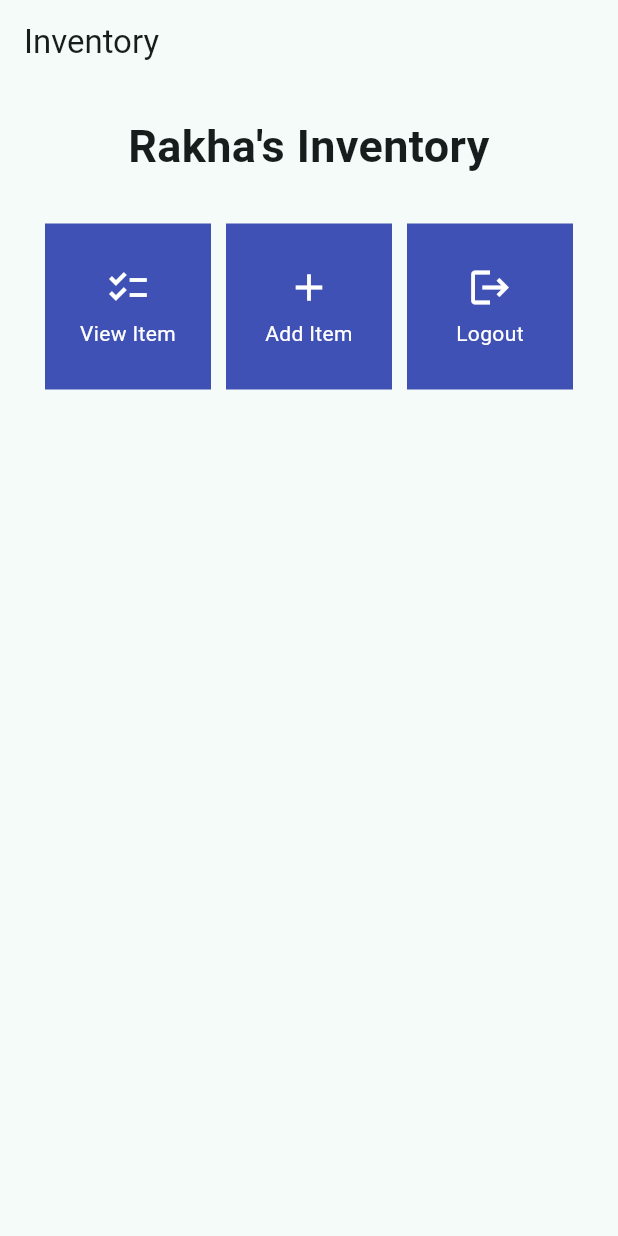
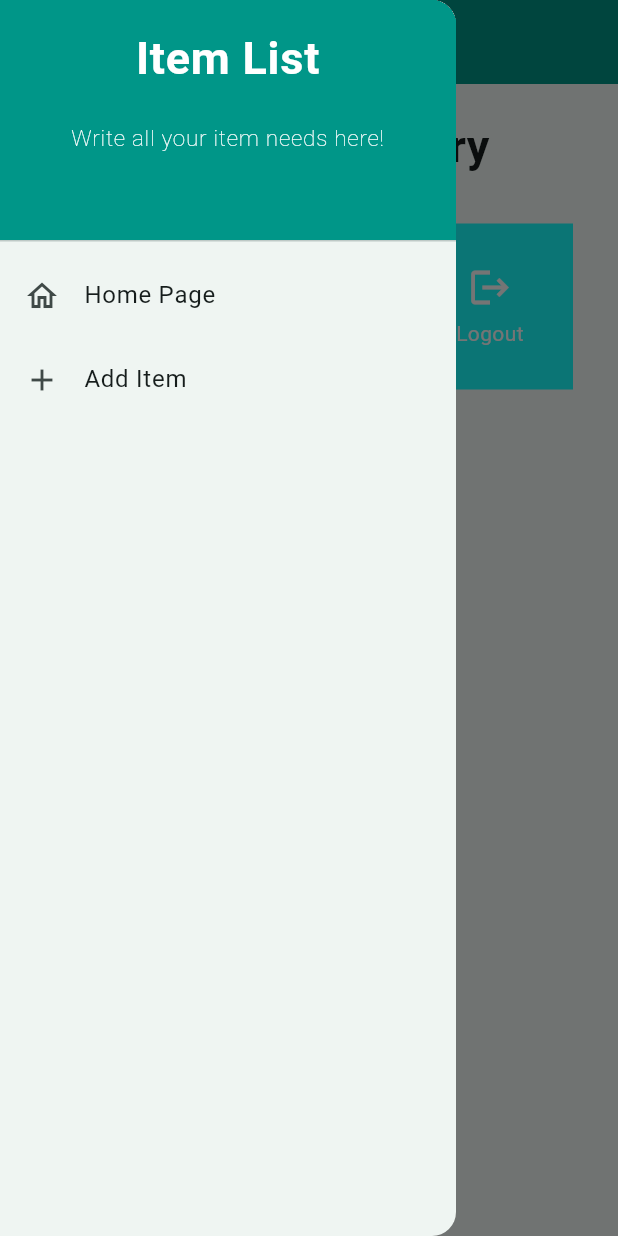
Before and after one commit to rakhafahimshahab/rakhas-inventory-mobile, a Flutter app: the screen it shows after launch, with the side drawer open (before the commit the screen has no drawer), on a phone screen of 412 x 824 dp. Run offline on Flutter 3.47's test engine with Material 2 defaults, Android fonts, the phone set to English and light mode, and no system bars.

Commit message:
Completed Assignment 8

```diff
--- a/lib/menu.dart
+++ /dev/null
@@ -1,120 +0,0 @@
-import 'package:flutter/material.dart';
-
-class MenuItem {
-  final String name;
-  final IconData icon;
-
-  MenuItem(this.name, this.icon);
-}
-
-class MyHomePage extends StatelessWidget {
-  MyHomePage({Key? key}) : super(key: key);
-
-  final List<MenuItem> items = [
-    MenuItem("View Item", Icons.checklist),
-    MenuItem("Add Item", Icons.add),
-    MenuItem("Logout", Icons.logout),
-  ];
-
-  // This widget is the home page of your application. It is stateful, meaning
-  // that it has a State object (defined below) that contains fields that affect
-  // how it looks.
-
-  // This class is the configuration for the state. It holds the values (in this
-  // case the title) provided by the parent (in this case the App widget) and
-  // used by the build method of the State. Fields in a Widget subclass are
-  // always marked "final".
-
-  @override
-  Widget build(BuildContext context) {
-    return Scaffold(
-      appBar: AppBar(
-        title: const Text(
-          'Inventory',
-        ),
-      ),
-      body: SingleChildScrollView(
-        // Scrolling wrapper widget
-        child: Padding(
-          padding: const EdgeInsets.all(10.0), // Set padding for the page
-          child: Column(
-            // Widget to display children vertically
-            children: <Widget>[
-              const Padding(
-                padding: EdgeInsets.only(top: 10.0, bottom: 10.0),
-                // Text widget to display text with center alignment and appropriate style
-                child: Text(
-                  "Rakha's Inventory", // Text indicating the shop name
-                  textAlign: TextAlign.center,
-                  style: TextStyle(
-                    fontSize: 30,
-                    fontWeight: FontWeight.bold,
-                  ),
-                ),
-              ),
-              // Grid layout
-              GridView.count(
-                // Container for our cards.
-                primary: true,
-                padding: const EdgeInsets.all(20),
-                crossAxisSpacing: 10,
-                mainAxisSpacing: 10,
-                crossAxisCount: 3,
-                shrinkWrap: true,
-                children: items.map((MenuItem item) {
-                  // Iteration for each item
-                  return MenuCard(item);
-                }).toList(),
-              ),
-            ],
-          ),
-        ),
-      ),
-    );
-  }
-}
-
-class MenuCard extends StatelessWidget {
-  final MenuItem item;
-
-  const MenuCard(this.item, {Key? key}); // Constructor
-
-  @override
-  Widget build(BuildContext context) {
-    return Material(
-      color: Colors.indigo,
-      child: InkWell(
-        // Responsive touch area
-        onTap: () {
-          // Show a SnackBar when clicked
-          ScaffoldMessenger.of(context)
-            ..hideCurrentSnackBar()
-            ..showSnackBar(SnackBar(
-                content: Text("You pressed the ${item.name} button!")));
-        },
-        child: Container(
-          // Container to hold Icon and Text
-          padding: const EdgeInsets.all(8),
-          child: Center(
-            child: Column(
-              mainAxisAlignment: MainAxisAlignment.center,
-              children: [
-                Icon(
-                  item.icon,
-                  color: Colors.white,
-                  size: 30.0,
-                ),
-                const Padding(padding: EdgeInsets.all(3)),
-                Text(
-                  item.name,
-                  textAlign: TextAlign.center,
-                  style: const TextStyle(color: Colors.white),
-                ),
-              ],
-            ),
-          ),
-        ),
-      ),
-    );
-  }
-}
--- /dev/null
+++ b/lib/screens/menu.dart
@@ -0,0 +1,64 @@
+import 'package:flutter/material.dart';
+import 'package:rakhas_inventory/widget/left_drawer.dart';
+import 'package:rakhas_inventory/widget/menu_card.dart';
+
+
+class MyHomePage extends StatelessWidget {
+  MyHomePage({Key? key}) : super(key: key);
+
+  final List<MenuItem> items = [
+    MenuItem("View Item", Icons.checklist, Colors.cyan),
+    MenuItem("Add Item", Icons.add,Colors.blueAccent),
+    MenuItem("Logout", Icons.logout,Colors.cyanAccent),
+  ];
+
+  @override
+  Widget build(BuildContext context) {
+    return Scaffold(
+      appBar: AppBar(
+        title: const Text(
+          'Inventory',
+        ),
+        backgroundColor: Colors.teal,
+        foregroundColor: Colors.white,
+      ),
+      drawer: const LeftDrawer(),
+      body: SingleChildScrollView(
+        // Scrolling wrapper widget
+        child: Padding(
+          padding: const EdgeInsets.all(10.0), // Set padding for the page
+          child: Column(
+            // Widget to display children vertically
+            children: <Widget>[
+              const Padding(
+                padding: EdgeInsets.only(top: 10.0, bottom: 10.0),
+                child: Text(
+                  "Rakha's Inventory", // Text indicating the shop name
+                  textAlign: TextAlign.center,
+                  style: TextStyle(
+                    fontSize: 30,
+                    fontWeight: FontWeight.bold,
+                  ),
+                ),
+              ),
+              // Grid layout
+              GridView.count(
+                // Container for our cards.
+                primary: true,
+                padding: const EdgeInsets.all(20),
+                crossAxisSpacing: 10,
+                mainAxisSpacing: 10,
+                crossAxisCount: 3,
+                shrinkWrap: true,
+                children: items.map((MenuItem item) {
+                  // Iteration for each item
+                  return MenuCard(item);
+                }).toList(),
+              ),
+            ],
+          ),
+        ),
+      ),
+    );
+  }
+}
--- /dev/null
+++ b/lib/widget/left_drawer.dart
@@ -0,0 +1,70 @@
+import 'package:flutter/material.dart';
+import 'package:rakhas_inventory/screens/menu.dart';
+import 'package:rakhas_inventory/screens/item_form.dart';
+
+class LeftDrawer extends StatelessWidget {
+  const LeftDrawer({super.key});
+
+  @override
+  Widget build(BuildContext context) {
+    return Drawer(
+      child: ListView(
+        children: [
+          const DrawerHeader(
+            decoration: BoxDecoration(
+              color: Colors.teal,
+            ),
+            child: Column(
+              children: [
+                Text(
+                  'Item List',
+                  textAlign: TextAlign.center,
+                  style: TextStyle(
+                    fontSize: 30,
+                    fontWeight: FontWeight.bold,
+                    color: Colors.white,
+                  ),
+                ),
+                Padding(padding: EdgeInsets.all(10)),
+                Text("Write all your item needs here!",
+                  style: TextStyle(
+                    fontSize: 15,
+                    color: Colors.white,
+                    fontWeight: FontWeight.w100,
+                  ),
+                  textAlign: TextAlign.center,
+                ),
+              ],
+            ),
+          ),
+          ListTile(
+            leading: const Icon(Icons.home_outlined),
+            title: const Text('Home Page'),
+            // redirect to MyHomePage
+            onTap: () {
+              Navigator.pushReplacement(
+                  context,
+                  MaterialPageRoute(
+                    builder: (context) => MyHomePage(),
+                  ));
+            },
+          ),
+          ListTile(
+            leading: const Icon(Icons.add),
+            title: const Text('Add Item'),
+            // redirect to ShopFormPage
+            onTap: () {
+              /*
+    TODO: Create routing to ShopFormPage here
+    */
+              Navigator.pushReplacement(
+                  context,
+                  MaterialPageRoute(builder: (context) => ItemFormPage())
+              );
+            },
+          ),
+        ],
+      ),
+    );
+  }
+}
--- /dev/null
+++ b/lib/widget/menu_card.dart
@@ -0,0 +1,64 @@
+import 'package:flutter/material.dart';
+import 'package:rakhas_inventory/screens/item_form.dart';
+
+
+class MenuItem {
+  final String name;
+  final IconData icon;
+  final Color color;
+
+  MenuItem(this.name, this.icon,this.color);
+}
+
+class MenuCard extends StatelessWidget {
+  final MenuItem item;
+
+  const MenuCard(this.item, {Key? key}); // Constructor
+
+  @override
+  Widget build(BuildContext context) {
+    return Material(
+      color: item.color,
+      child: InkWell(
+        // Responsive touch area
+        onTap: () {
+          // Show a SnackBar when clicked
+          ScaffoldMessenger.of(context)
+            ..hideCurrentSnackBar()
+            ..showSnackBar(SnackBar(
+                content: Text("You pressed the ${item.name} button!")));
+          if (item.name == "Add Item") {
+            Navigator.push(
+              context,
+              MaterialPageRoute(
+                builder: (context) => ItemFormPage(),
+              ),
+            );
+          }
+        },
+        child: Container(
+          // Container to hold Icon and Text
+          padding: const EdgeInsets.all(8),
+          child: Center(
+            child: Column(
+              mainAxisAlignment: MainAxisAlignment.center,
+              children: [
+                Icon(
+                  item.icon,
+                  color: Colors.white,
+                  size: 30.0,
+                ),
+                const Padding(padding: EdgeInsets.all(3)),
+                Text(
+                  item.name,
+                  textAlign: TextAlign.center,
+                  style: const TextStyle(color: Colors.white),
+                ),
+              ],
+            ),
+          ),
+        ),
+      ),
+    );
+  }
+}
```
Also changed, not shown: lib/main.dart (+1 -17 lines), lib/screens/item_form.dart (added, +210 -0 lines), 1 other file.
